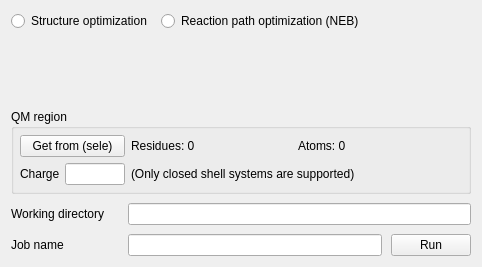
Qt form windows/qmmm.ui (vanderkamp/enlighten2-pymol) before a commit.
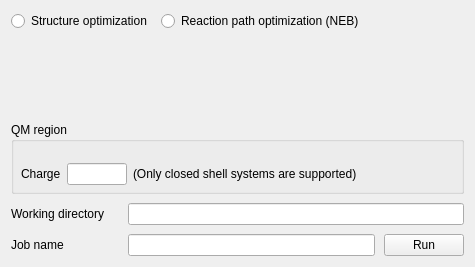
The same form after that commit. Custom widgets are drawn as their Qt base class.

Commit message: Refactor QM part selection button and info labels as separate widget

The edit to the form file:
```diff
--- a/windows/qmmm.ui
+++ b/windows/qmmm.ui
@@ -53,7 +53,7 @@
      <property name="title">
       <string>QM region</string>
      </property>
-     <layout class="QGridLayout" name="qmGridLayout">
+     <layout class="QVBoxLayout" name="qmLayout">
       <property name="leftMargin">
        <number>6</number>
       </property>
@@ -63,32 +63,31 @@
       <property name="bottomMargin">
        <number>6</number>
       </property>
-      <item row="0" column="0">
-       <widget class="QPushButton" name="getSelectionButton">
-        <property name="sizePolicy">
-         <sizepolicy hsizetype="Fixed" vsizetype="Fixed">
-          <horstretch>0</horstretch>
-          <verstretch>0</verstretch>
-         </sizepolicy>
-        </property>
-        <property name="minimumSize">
-         <size>
-          <width>105</width>
-          <height>0</height>
-         </size>
-        </property>
-        <property name="text">
-         <string>Get from (sele)</string>
-        </property>
-       </widget>
+      <item>
+       <widget class="QmPartSelector" name="qmPartSelector"/>
       </item>
-      <item row="1" column="0">
+      <item>
        <layout class="QHBoxLayout" name="chargeLayout">
+        <property name="leftMargin">
+         <number>1</number>
+        </property>
         <property name="spacing">
-         <number>0</number>
+         <number>6</number>
         </property>
         <item>
          <widget class="QLabel" name="ligandChargeLabel">
+          <property name="sizePolicy">
+           <sizepolicy hsizetype="Fixed" vsizetype="Preferred">
+            <horstretch>0</horstretch>
+            <verstretch>0</verstretch>
+           </sizepolicy>
+          </property>
+          <property name="minimumSize">
+           <size>
+            <width>37</width>
+            <height>0</height>
+           </size>
+          </property>
           <property name="text">
            <string>Charge</string>
           </property>
@@ -110,40 +109,10 @@
           </property>
          </widget>
         </item>
-       </layout>
-      </item>
-      <item row="1" column="2">
-       <widget class="QLabel" name="chargeComment">
-        <property name="text">
-         <string>(Only closed shell systems are supported)</string>
-        </property>
-       </widget>
-      </item>
-      <item row="0" column="2">
-       <layout class="QHBoxLayout" name="infoLayout">
         <item>
-         <widget class="ElidedLabel" name="resInfoLabel">
-          <property name="minimumSize">
-           <size>
-            <width>161</width>
-            <height>0</height>
-           </size>
-          </property>
+         <widget class="QLabel" name="chargeComment">
           <property name="text">
-           <string>Residues: 0</string>
-          </property>
-         </widget>
-        </item>
-        <item>
-         <widget class="ElidedLabel" name="atomsInfoLabel">
-          <property name="minimumSize">
-           <size>
-            <width>161</width>
-            <height>0</height>
-           </size>
-          </property>
-          <property name="text">
-           <string>Atoms: 0</string>
+           <string>(Only closed shell systems are supported)</string>
           </property>
          </widget>
         </item>
@@ -220,16 +189,16 @@
    <extends>QLineEdit</extends>
    <header>widgets.file_selector.h</header>
   </customwidget>
-  <customwidget>
-   <class>ElidedLabel</class>
-   <extends>QLabel</extends>
-   <header>widgets.elided_label.h</header>
-  </customwidget>
   <customwidget>
    <class>QmmmObjectsSelector</class>
    <extends>QWidget</extends>
    <header>widgets.qmmm_objects_selector.h</header>
   </customwidget>
+  <customwidget>
+   <class>QmPartSelector</class>
+   <extends>QWidget</extends>
+   <header>widgets.qm_part_selector.h</header>
+  </customwidget>
  </customwidgets>
  <resources/>
  <connections/>
```
The commit also changes 2 other files.
